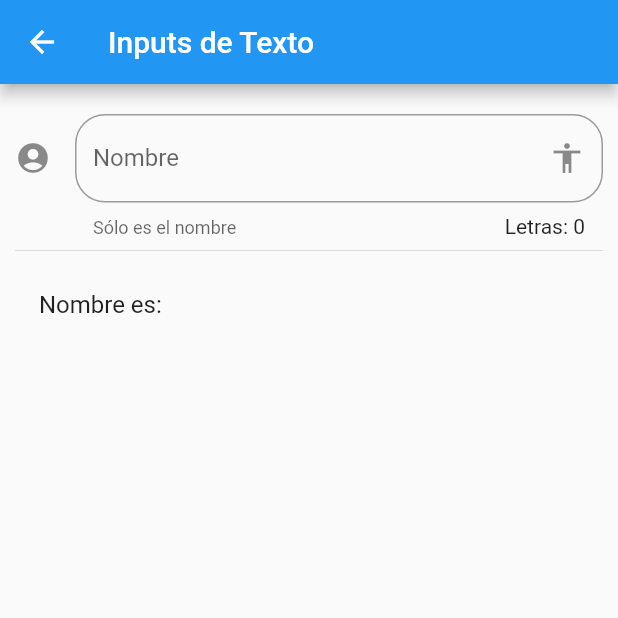
After one commit to JoseCima/componentes, a Flutter app: the InputPage screen opened by its route, on a phone screen of 412 x 824 dp, the top half of it. The commit adds this screen. Run offline on Flutter 3.47's test engine with Material 2 defaults, Android fonts, the phone set to English and light mode, and no system bars.

Commit message:
InputFields

```diff
--- a/data/menu_opts.json
+++ b/data/menu_opts.json
@@ -20,6 +20,11 @@
             "ruta" : "animatedContainer",
             "icon" : "donut_large",
             "texto": "Animated Container"
+        },
+        {
+            "ruta" : "inputs",
+            "icon" : "input",
+            "texto": "Inputs"
         }
     ]
 }
--- /dev/null
+++ b/lib/src/pages/input_page.dart
@@ -0,0 +1,69 @@
+import 'package:flutter/material.dart';
+
+class InputPage extends StatefulWidget {
+
+
+  @override
+  _InputPageState createState() => _InputPageState();
+}
+
+class _InputPageState extends State<InputPage> {
+
+   String _nombre = '';
+
+  @override
+  Widget build(BuildContext context) {
+    return Scaffold(
+      appBar: AppBar(
+        title: Text('Inputs de Texto'),
+      ),
+      body: ListView(
+        padding: EdgeInsets.symmetric(horizontal: 10.0, vertical: 20.0),
+        children: <Widget>[
+          _crearInput(),
+          Divider(),
+          _crearPersona()
+        ],
+      ),
+    );
+  }
+
+  _crearInput() {
+    return TextField(
+      //autofocus: true,
+      textCapitalization: TextCapitalization.sentences,
+
+      decoration: InputDecoration(
+
+        border: OutlineInputBorder(
+          borderRadius: BorderRadius.circular(20.0)
+        ),
+        counter: Text('Letras: ${_nombre.length}'),
+
+        hintText: 'Nombre de la persona',
+        labelText: 'Nombre',
+        helperText: 'Sólo es el nombre',
+        suffixIcon: Icon(Icons.accessibility),
+        icon: Icon(Icons.account_circle),
+
+
+
+      ),
+      onChanged: (valor){
+
+        setState(() {
+          _nombre = valor;
+        });
+      },
+    );
+
+
+  }
+
+  _crearPersona() {
+    return ListTile(
+      title: Text('Nombre es: $_nombre'),
+
+    );
+  }
+}
--- a/lib/src/routes/routes.dart
+++ b/lib/src/routes/routes.dart
@@ -3,6 +3,7 @@ import 'package:componentes/src/pages/animated_container.dart';
 import 'package:componentes/src/pages/avatar_page.dart';
 import 'package:componentes/src/pages/card_page.dart';
 import 'package:componentes/src/pages/home_page.dart';
+import 'package:componentes/src/pages/input_page.dart';
 import 'package:flutter/material.dart';
 
 Map<String, WidgetBuilder>  getApplicationRoutes(){
@@ -13,6 +14,8 @@ return <String, WidgetBuilder>{
         'avatar': (BuildContext context) => AvatarPage(),
         'card': (BuildContext context) => CardPage(),
         'animatedContainer': (BuildContext context) => AnimatedContainerPage(),
+        'inputs': (BuildContext context) => InputPage(),
+
 
 
 };
--- a/lib/src/utils/icono_string_util.dart
+++ b/lib/src/utils/icono_string_util.dart
@@ -7,6 +7,8 @@ final _icons = <String, IconData>{
   'accessibility' : Icons.accessibility,
   'folder_open'   : Icons.folder_open,
   'donut_large'   : Icons.donut_large,
+  'input'         : Icons.input,
+
 
 };
 
```
